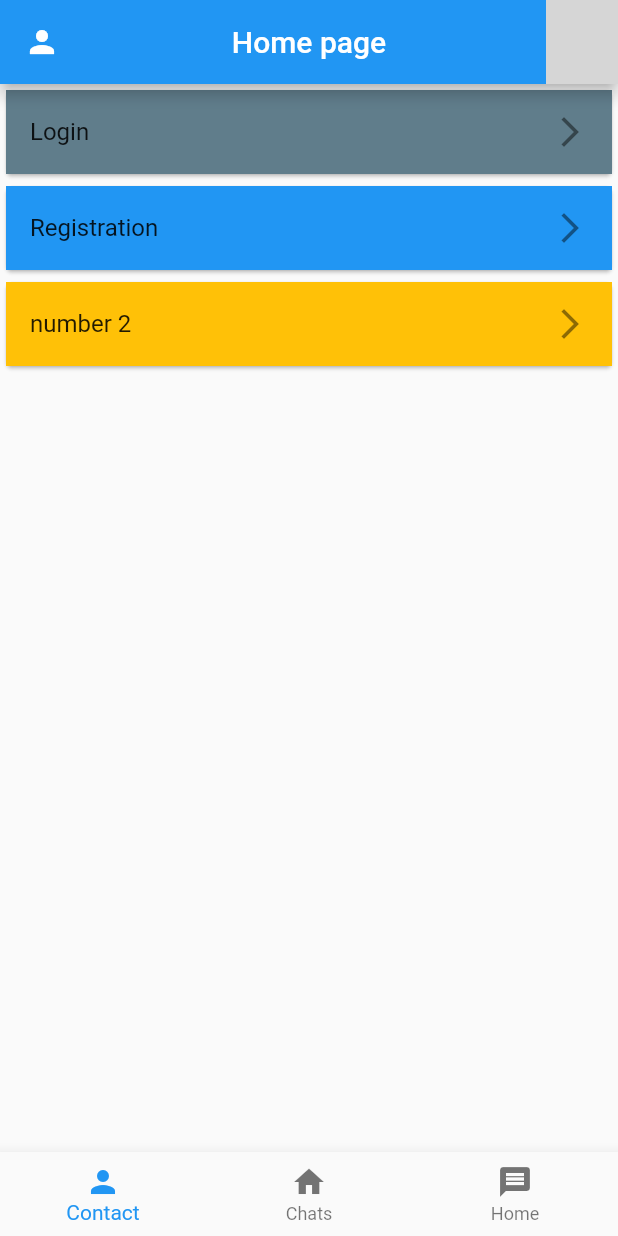
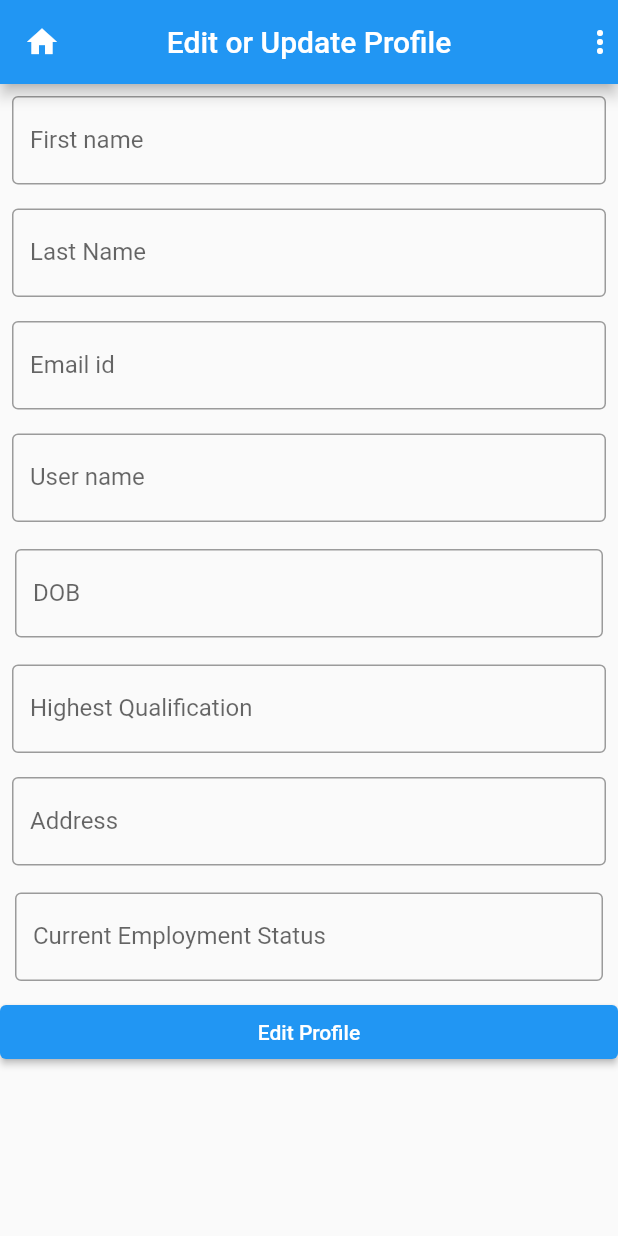
Before and after one commit to Snehae15/qhire, a Flutter app: the screen it shows after launch, on a phone screen of 412 x 824 dp. Run offline on Flutter 3.47's test engine with Material 2 defaults, Android fonts, the phone set to English and light mode, and no system bars; grey boxes are pictures that could not be loaded.

Commit message:
second commit

```diff
--- a/lib/editpost.dart
+++ b/lib/editpost.dart
@@ -56,6 +56,5 @@ class _EditpostState extends State<Editpost> {
         ),
       ),
     );
-
   }
 }
--- a/lib/home.dart
+++ b/lib/home.dart
@@ -1,5 +1,7 @@
 import 'package:flutter/cupertino.dart';
 import 'package:flutter/material.dart';
+import 'package:qhire/login.dart';
+import 'package:qhire/register.dart';
 
 class Home extends StatefulWidget {
   const Home({Key? key}) : super(key: key);
@@ -17,10 +19,11 @@ class _HomeState extends State<Home> {
         centerTitle: true,
         leading: Icon(Icons.person),
         actions: [IconButton(onPressed: (){},
-          icon : Icon(Icons.home),icon: Icon(Icons.notification_add),
-          Icon(Icons.message),
+          icon : Icon(Icons.home),
+        ),
+        ],
     ),
-    ),
+
       bottomNavigationBar: BottomNavigationBar(items: [
         BottomNavigationBarItem(icon: Icon(Icons.person
         ),
@@ -28,11 +31,11 @@ class _HomeState extends State<Home> {
         ),
         BottomNavigationBarItem(icon: Icon(Icons.home
         ),
-            label: "Chats"
+            label: "Home"
         ),
         BottomNavigationBarItem(icon: Icon(Icons.message
         ),
-            label: "Home"
+            label: "Message"
         ),
       ],
       ),
@@ -46,7 +49,7 @@ class _HomeState extends State<Home> {
                   Icons.arrow_forward_ios
               ),
               onTap: (){
-                Navigator.push(context, MaterialPageRoute(builder: (context)=>Login()));
+                Navigator.push(context, MaterialPageRoute(builder: (context)=>Log()));
               },
             ),
           ),
--- a/lib/main.dart
+++ b/lib/main.dart
@@ -1,6 +1,8 @@
 import 'package:flutter/material.dart';
-import 'package:qhire/add%20post.dart';
-import 'package:qhire/home.dart';
+import 'package:qhire/viewprofile.dart';
+//import 'package:qhire/user.dart';
+//import 'package:qhire/add%20post.dart';
+//import 'package:qhire/home.dart';
 //import 'package:qhire/register.dart';
 
 //import 'login.dart';
@@ -18,18 +20,8 @@ class MyApp extends StatelessWidget {
     return MaterialApp(
       title: 'Qhire',
       theme: ThemeData(
-        // This is the theme of your application.
-        //
-        // Try running your application with "flutter run". You'll see the
-        // application has a blue toolbar. Then, without quitting the app, try
-        // changing the primarySwatch below to Colors.green and then invoke
-        // "hot reload" (press "r" in the console where you ran "flutter run",
-        // or simply save your changes to "hot reload" in a Flutter IDE).
-        // Notice that the counter didn't reset back to zero; the application
-        // is not restarted.
-        primarySwatch: Colors.blue,
       ),
-      home: Home(),
+      home: ViewPro(),
     );
   }
 }
--- /dev/null
+++ b/lib/viewprofile.dart
@@ -0,0 +1,152 @@
+import 'package:flutter/cupertino.dart';
+import 'package:flutter/material.dart';
+import 'package:qhire/home.dart';
+
+class ViewPro extends StatefulWidget {
+  const ViewPro({Key? key}) : super(key: key);
+
+  @override
+  State<ViewPro> createState() => _ViewProState();
+}
+
+class _ViewProState extends State<ViewPro> {
+  var firstname = TextEditingController();
+  var lastname = TextEditingController();
+  var email = TextEditingController();
+  var username = TextEditingController();
+  var password = TextEditingController();
+  var conformpassword = TextEditingController();
+  var dob = TextEditingController();
+  var highestQualification = TextEditingController();
+  var address = TextEditingController();
+  var employstatus = TextEditingController();
+  void getData() {
+    print(firstname.text);
+    print(lastname.text);
+    print(email.text);
+    print(username.text);
+    print(password.text);
+    print(conformpassword.text);
+    print(dob.text);
+    print(highestQualification.text);
+    print(address.text);
+    print(employstatus.text);
+
+  }
+  @override
+  Widget build(BuildContext context) {
+    return Scaffold(
+      appBar: AppBar(
+        title: Text("Edit or Update Profile"),
+        centerTitle: true,
+        leading: Icon(
+            Icons.home
+        ),
+        actions: [Icon(Icons.more_vert,),
+        ],
+      ),
+      body:
+      Center(
+        child: ListView(
+          children:  [
+            Padding(
+              padding:const EdgeInsets.all(8.0),
+              child: TextField(
+                controller: firstname,
+                decoration: InputDecoration(
+                  border: OutlineInputBorder(),
+                  labelText:"First name",hintText: "Enter your first name",
+                ),
+              ),
+            ),
+
+            Padding(
+              padding: EdgeInsets.all(8.0),
+              child: TextField(
+                controller: lastname,
+                decoration: InputDecoration(
+                  border: OutlineInputBorder(),
+                  labelText:"Last Name",hintText: "Enter your last name",
+                ),
+              ),
+            ),
+
+            Padding(
+              padding: EdgeInsets.all(8.0),
+              child: TextField(
+                controller: email,
+                decoration: InputDecoration(
+                  border: OutlineInputBorder(),
+                  labelText:"Email id",hintText: "Enter Email id",
+                ),
+              ),
+            ),
+
+            Padding(
+              padding: EdgeInsets.all(8.0),
+
+              child: TextField(
+                controller: username,
+                decoration: InputDecoration(
+                  border: OutlineInputBorder(),
+
+                  labelText:"User name",hintText: "Enter Username",
+                ),
+              ),
+            ),
+            Padding(
+              padding: EdgeInsets.all(10.0),
+              child: TextField(
+                controller: dob,
+                decoration: InputDecoration(
+                  border: OutlineInputBorder(),
+
+                  labelText:"DOB",hintText: "Enter date of birth",
+                ),
+              ),
+            ),
+            Padding(
+              padding: EdgeInsets.all(8.0),
+              child: TextField(
+                controller: highestQualification,
+                decoration: InputDecoration(
+                  border: OutlineInputBorder(),
+
+                  labelText:"Highest Qualification",hintText: "",
+                ),
+              ),
+            ),
+            Padding(
+              padding: EdgeInsets.all(8.0),
+              child: TextField(
+                controller: address,
+                decoration: InputDecoration(
+                  border: OutlineInputBorder(),
+
+                  labelText:"Address",hintText: "Enter address",
+                ),
+              ),
+            ),
+
+            Padding(
+              padding: EdgeInsets.all(10.0),
+              child: TextField(
+                controller: employstatus,
+                decoration: InputDecoration(
+                    border: OutlineInputBorder(),
+
+                    labelText:"Current Employment Status",hintText: ""
+                ),
+              ),
+            ),
+            ElevatedButton(onPressed: (){
+              getData();
+              Navigator.push(context, MaterialPageRoute(builder: (context)=>Home()));
+            }, child: Text("Edit Profile")),
+
+          ],
+        ),
+      ),
+    );
+  }
+}
```
Also changed, not shown: lib/register.dart (+5 -3 lines), lib/user.dart (added, +95 -0 lines).
